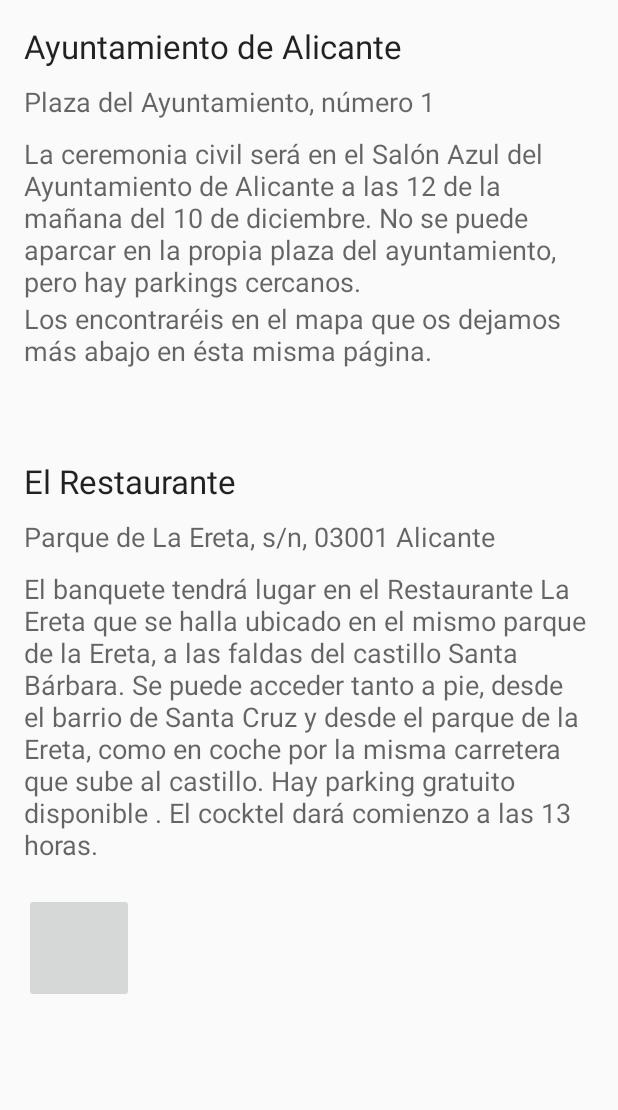
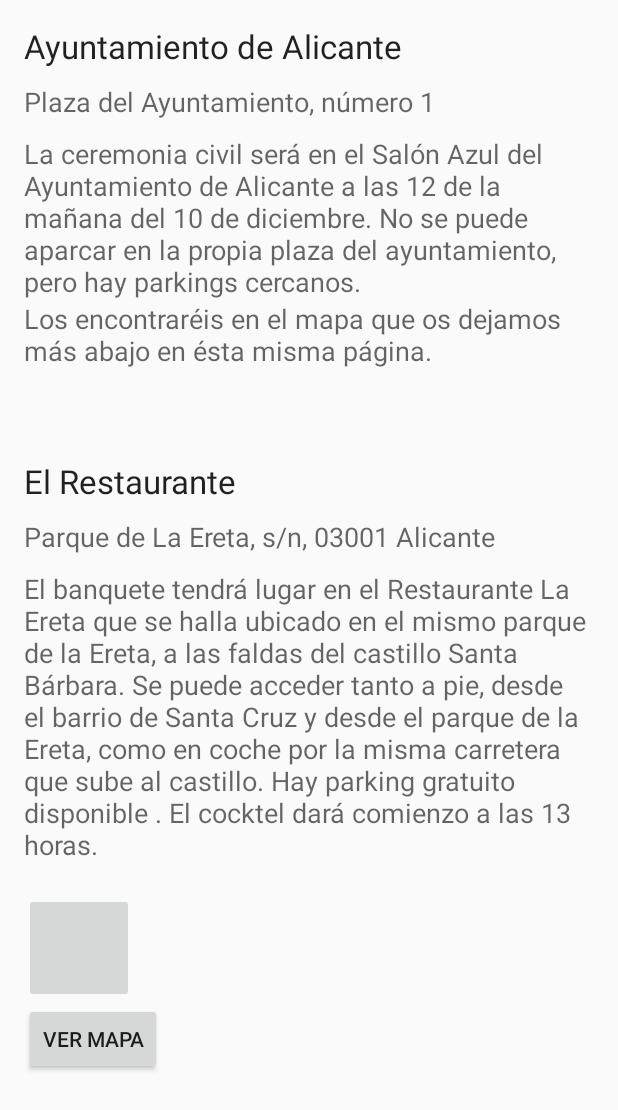
Before and after one commit to sachonidas/JYL, an Android app: the layout activity_main_activity_localizacion.xml on its own in the app's theme, with its tools: preview values and no code run, on a phone screen of 412 x 824 dp. Shown: the top 1110 px of the screen. Run offline under Robolectric (Android 15) with nearby library versions, the phone set to English and light mode, and no system bars.

```diff
--- a/app/src/main/res/layout/activity_main_activity_localizacion.xml
+++ b/app/src/main/res/layout/activity_main_activity_localizacion.xml
@@ -112,6 +112,14 @@
                 android:maxHeight="20dp"
                 android:layout_alignParentBottom="true"
                 android:layout_centerHorizontal="true" />
+
+            <Button
+                android:layout_width="wrap_content"
+                android:layout_height="wrap_content"
+                android:text="Ver Mapa"
+                android:id="@+id/btnMapa"
+                android:onClick="lanzaMapa"
+                android:textAlignment="center" />
         </LinearLayout>
     </ScrollView>
 
```
Also changed, not shown: app/src/main/java/sachonidas/myapplication/MainActivityLocalizacion.java (+9 -0 lines).
